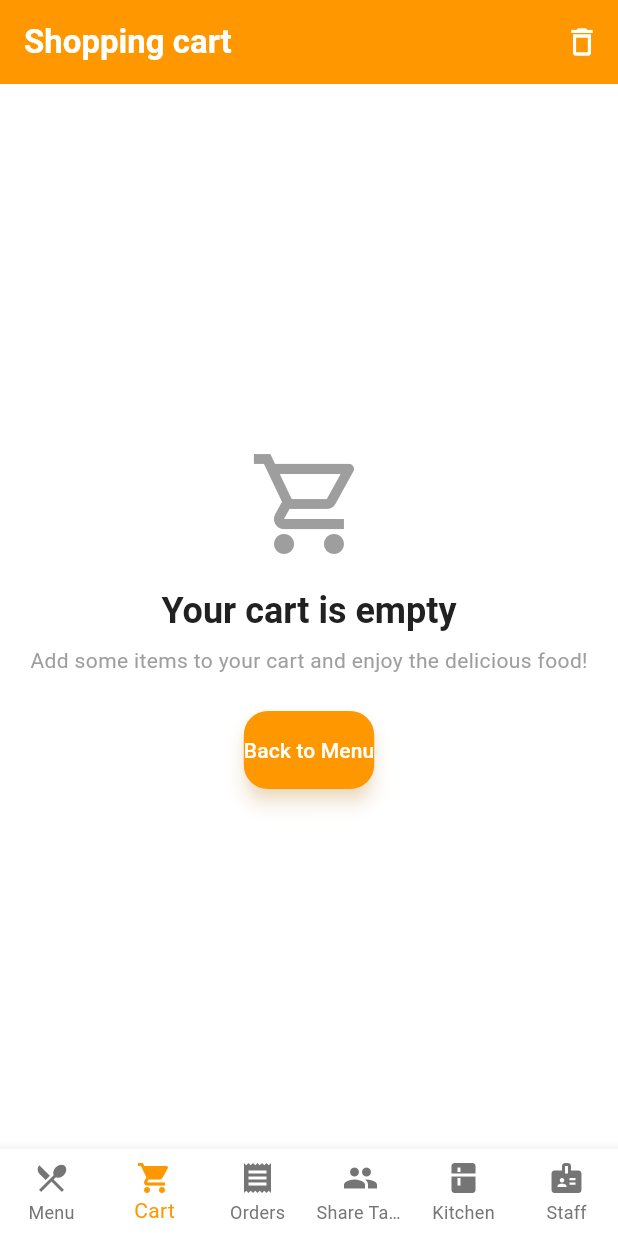
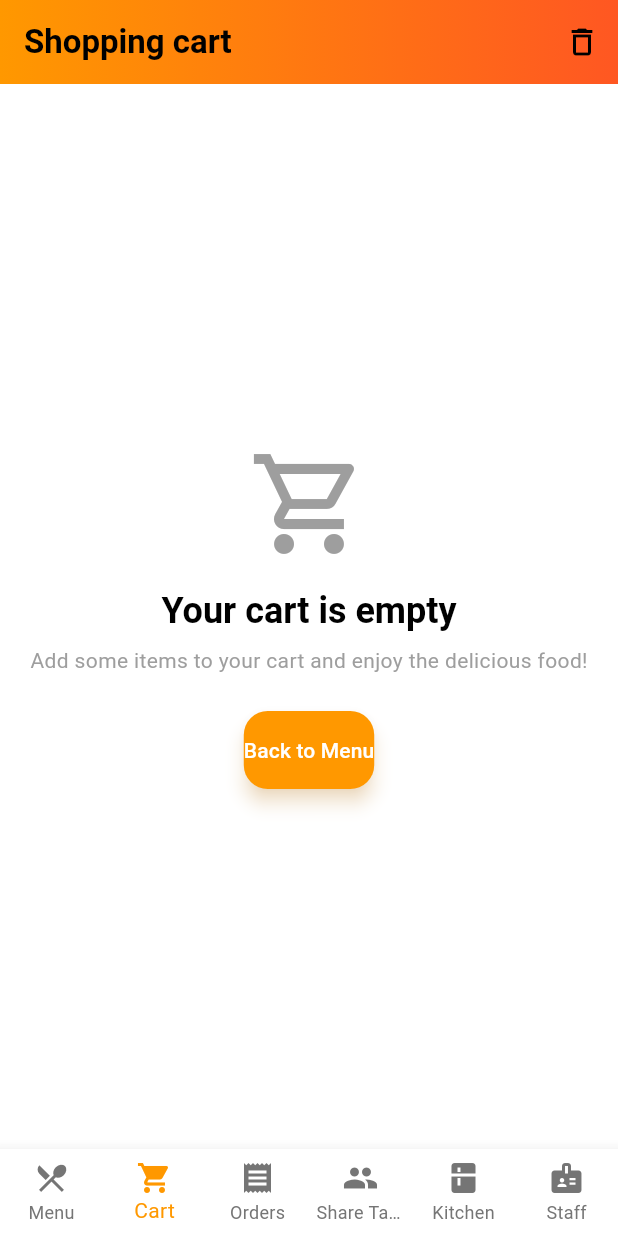
Before and after one commit to Liew19/food-ordering, a Flutter app: the screen it shows after launch, item 2 of the bottom bar chosen, on a phone screen of 412 x 824 dp. Run offline on Flutter 3.47's test engine with Material 3 defaults, Android fonts, the phone set to English and light mode, and no system bars; our stand-ins replace cloud_firestore, firebase_core, hive, hive_flutter; accounts and stored records are empty.

Commit message:
improve ui

```diff
--- a/lib/screens/cart_screen.dart
+++ b/lib/screens/cart_screen.dart
@@ -11,11 +11,8 @@ class CartScreen extends StatelessWidget {
     final isDarkMode = Theme.of(context).brightness == Brightness.dark;
 
     return Scaffold(
-      appBar: AppBar(
-        title: Text(
-          'Shopping cart',
-          style: Theme.of(context).appBarTheme.titleTextStyle,
-        ),
+      appBar: AppTheme.gradientAppBar(
+        title: 'Shopping cart',
         actions: [
           IconButton(
             icon: const Icon(Icons.delete_outline),
--- a/lib/screens/kitchen_screen.dart
+++ b/lib/screens/kitchen_screen.dart
@@ -3,13 +3,14 @@ import 'package:provider/provider.dart';
 import '../state/order_provider.dart';
 import '../widgets/order_item_card.dart';
 import '../models/order.dart';
+import '../theme.dart';
 
 class KitchenScreen extends StatelessWidget {
   @override
   Widget build(BuildContext context) {
     final orderProvider = Provider.of<OrderProvider>(context);
     return Scaffold(
-      appBar: AppBar(title: Text('Kitchen Orders')),
+      appBar: AppTheme.gradientAppBar(title: 'Kitchen Orders'),
       body: ListView.builder(
         itemCount: orderProvider.kitchenOrders.length,
         itemBuilder: (context, index) {
--- a/lib/screens/order_status_screen.dart
+++ b/lib/screens/order_status_screen.dart
@@ -2,6 +2,7 @@ import 'package:flutter/material.dart';
 import 'package:provider/provider.dart';
 import '../state/order_provider.dart';
 import '../widgets/order_item_card.dart';
+import '../theme.dart';
 
 class OrderStatusScreen extends StatelessWidget {
   @override
@@ -10,8 +11,8 @@ class OrderStatusScreen extends StatelessWidget {
     final sortedOrders = orderProvider.getSortedOrders();
 
     return Scaffold(
-      appBar: AppBar(
-        title: Text('Order Status'),
+      appBar: AppTheme.gradientAppBar(
+        title: 'Order Status',
         actions: [
           PopupMenuButton<OrderSortAlgorithm>(
             icon: Icon(Icons.sort),
--- a/lib/screens/shared_table_screen.dart
+++ b/lib/screens/shared_table_screen.dart
@@ -4,6 +4,7 @@ import 'package:fyp/models/table.dart';
 import '../widgets/shared_table_dialog.dart';
 import '../widgets/table_legend.dart';
 import '../widgets/table_grid_item.dart';
+import '../theme.dart';
 
 class SharedTableScreen extends StatefulWidget {
   const SharedTableScreen({Key? key}) : super(key: key);
@@ -185,10 +186,9 @@ class _SharedTableScreenState extends State<SharedTableScreen> {
             : <RestaurantTable>[];
 
     return Scaffold(
-      appBar: AppBar(
-        title: const Text('Table Reservations'),
+      appBar: AppTheme.gradientAppBar(
+        title: 'Table Reservations',
         actions: [
-          // Allow users to change sharing preference anytime
           IconButton(
             icon: const Icon(Icons.settings),
             onPressed: _changeSharingPreference,
--- a/lib/screens/staff_screen.dart
+++ b/lib/screens/staff_screen.dart
@@ -3,13 +3,14 @@ import 'package:provider/provider.dart';
 import '../state/order_provider.dart';
 import '../widgets/order_item_card.dart';
 import '../models/order.dart';
+import '../theme.dart';
 
 class StaffScreen extends StatelessWidget {
   @override
   Widget build(BuildContext context) {
     final orderProvider = Provider.of<OrderProvider>(context);
     return Scaffold(
-      appBar: AppBar(title: Text('Staff Orders')),
+      appBar: AppTheme.gradientAppBar(title: 'Staff Orders'),
       body: ListView.builder(
         itemCount: orderProvider.staffOrders.length,
         itemBuilder: (context, index) {
--- a/lib/theme.dart
+++ b/lib/theme.dart
@@ -11,7 +11,7 @@ class AppTheme {
   static const Color backgroundLightColor = Colors.white; // White
 
   // Text colors
-  static const Color textDarkColor = Colors.white; // White text
+  static const Color textDarkColor = Color.fromARGB(255, 0, 0, 0); // White text
   static const Color textLightColor = Color(0xFF212121); // Dark gray text
   static const Color textMutedColor = Color(0xFFBDBDBD); // Light gray text
 
@@ -26,7 +26,7 @@ class AppTheme {
   // Button styles
   static final ButtonStyle primaryButtonStyle = ElevatedButton.styleFrom(
     backgroundColor: primaryColor,
-    foregroundColor: textDarkColor,
+    foregroundColor: const Color.fromARGB(255, 255, 255, 255),
     shape: RoundedRectangleBorder(borderRadius: BorderRadius.circular(16)),
     padding: const EdgeInsets.symmetric(vertical: 16),
     elevation: 5,
@@ -146,27 +146,27 @@ class AppTheme {
       ),
       scaffoldBackgroundColor: Colors.white,
       appBarTheme: const AppBarTheme(
-        backgroundColor: primaryColor,
+        backgroundColor: Colors.transparent,
         elevation: 0,
-        iconTheme: IconThemeData(color: Colors.white),
+        iconTheme: IconThemeData(color: textDarkColor),
         titleTextStyle: TextStyle(
-          color: Colors.white,
+          color: textDarkColor,
           fontSize: 22,
           fontWeight: FontWeight.bold,
         ),
       ),
       textTheme: const TextTheme(
         titleLarge: TextStyle(
-          color: textLightColor,
+          color: textDarkColor,
           fontSize: 24,
           fontWeight: FontWeight.bold,
         ),
         titleMedium: TextStyle(
-          color: textLightColor,
+          color: textDarkColor,
           fontSize: 16,
           fontWeight: FontWeight.w500,
         ),
-        bodyLarge: TextStyle(color: textLightColor, fontSize: 16),
+        bodyLarge: TextStyle(color: textDarkColor, fontSize: 16),
         bodyMedium: TextStyle(color: Colors.grey, fontSize: 14),
       ),
       elevatedButtonTheme: ElevatedButtonThemeData(style: primaryButtonStyle),
@@ -228,6 +228,26 @@ class AppTheme {
     );
   }
 
+  // Helper method: Create gradient app bar
+  static PreferredSizeWidget gradientAppBar({
+    required String title,
+    List<Widget>? actions,
+    PreferredSizeWidget? bottom,
+    double? toolbarHeight,
+    bool automaticallyImplyLeading = true,
+  }) {
+    return AppBar(
+      title: Text(title),
+      actions: actions,
+      bottom: bottom,
+      toolbarHeight: toolbarHeight,
+      automaticallyImplyLeading: automaticallyImplyLeading,
+      flexibleSpace: Container(
+        decoration: const BoxDecoration(gradient: primaryGradient),
+      ),
+    );
+  }
+
   // Helper method: Create background decoration
   static BoxDecoration get backgroundDecoration {
     return const BoxDecoration(gradient: backgroundGradient);
```
Also changed, not shown: lib/widgets/app_theme.dart (added, +223 -0 lines), lib/widgets/menu_app_bar.dart (+54 -24 lines).
